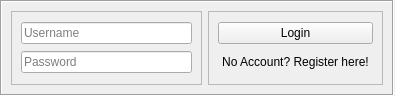
The window that frontend/Login.ui (nhatlam96/gui-xtraktor) describes before a commit, drawn with Qt 5.
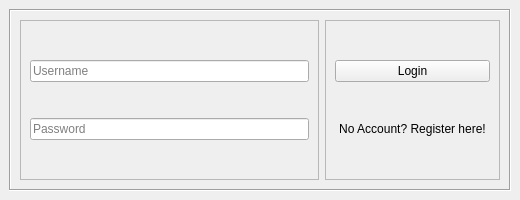
The same window after the commit.

Patch:
```diff
--- a/frontend/Login.ui
+++ b/frontend/Login.ui
@@ -6,23 +6,29 @@
    <rect>
     <x>0</x>
     <y>0</y>
-    <width>395</width>
-    <height>96</height>
+    <width>520</width>
+    <height>200</height>
    </rect>
   </property>
+  <property name="minimumSize">
+   <size>
+    <width>520</width>
+    <height>200</height>
+   </size>
+  </property>
+  <property name="maximumSize">
+   <size>
+    <width>520</width>
+    <height>200</height>
+   </size>
+  </property>
   <property name="windowTitle">
    <string>Login</string>
   </property>
   <widget class="QWidget" name="centralwidget">
+   <layout class="QVBoxLayout" name="verticalLayout_3">
+    <item>
    <widget class="QFrame" name="frame">
-    <property name="geometry">
-     <rect>
-      <x>0</x>
-      <y>0</y>
-      <width>394</width>
-      <height>96</height>
-     </rect>
-    </property>
     <property name="frameShape">
      <enum>QFrame::Box</enum>
     </property>
@@ -90,6 +96,8 @@
      </item>
     </layout>
    </widget>
+    </item>
+   </layout>
   </widget>
   <action name="actionClose">
    <property name="text">
```
Lines whose indentation alone changed are shown as unchanged.
